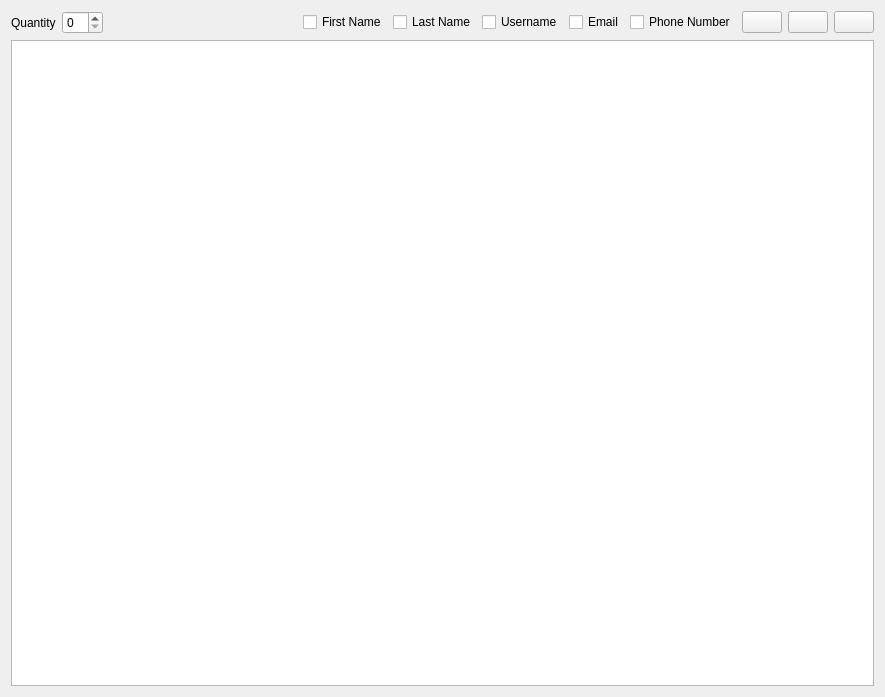
Above: src/widgets/usergeneratorwidget.ui from N1vn0vem8er/cutetoolbox before the change. Below: the same form after it.
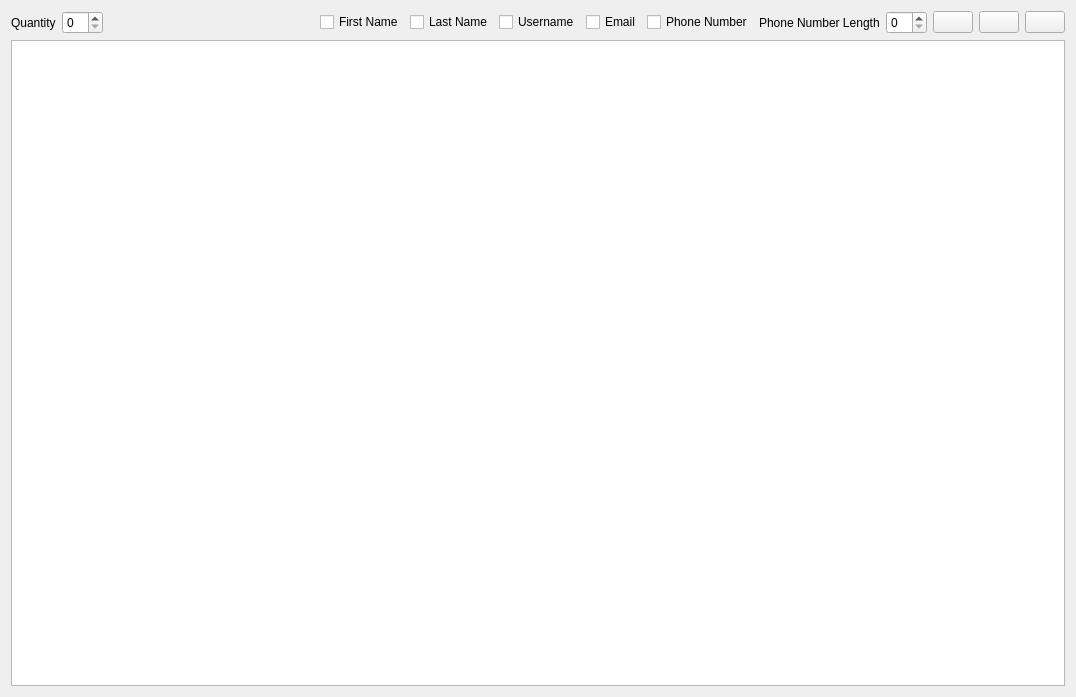
That is the form after the change. Icons and pictures are not drawn.

Commit message: Implemented generating names, phone numbers and emails

Patch:
```diff
--- a/src/widgets/usergeneratorwidget.ui
+++ b/src/widgets/usergeneratorwidget.ui
@@ -6,7 +6,7 @@
    <rect>
     <x>0</x>
     <y>0</y>
-    <width>885</width>
+    <width>1076</width>
     <height>697</height>
    </rect>
   </property>
@@ -81,6 +81,16 @@
        </property>
       </widget>
      </item>
+     <item>
+      <widget class="QLabel" name="label_2">
+       <property name="text">
+        <string>Phone Number Length</string>
+       </property>
+      </widget>
+     </item>
+     <item>
+      <widget class="QSpinBox" name="phoneLength"/>
+     </item>
      <item>
       <widget class="QPushButton" name="saveAsButton">
        <property name="toolTip">
```
Left out of the diff: 12 changed lines with no effect on the pictures. The commit also changes 2 other files.
